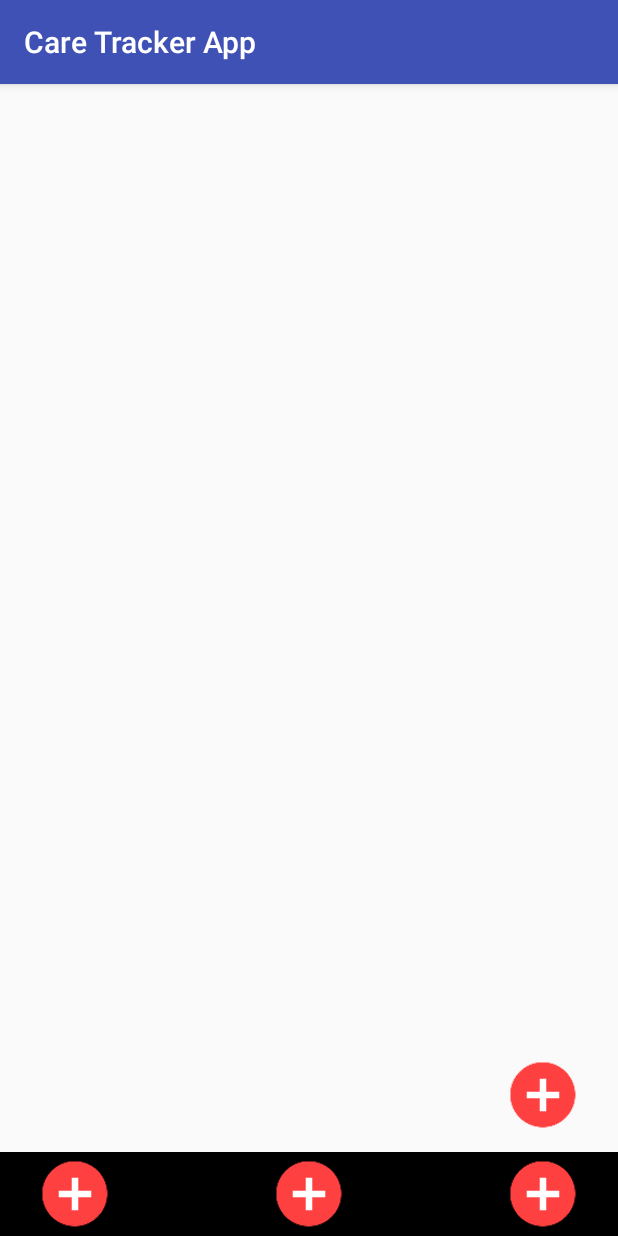
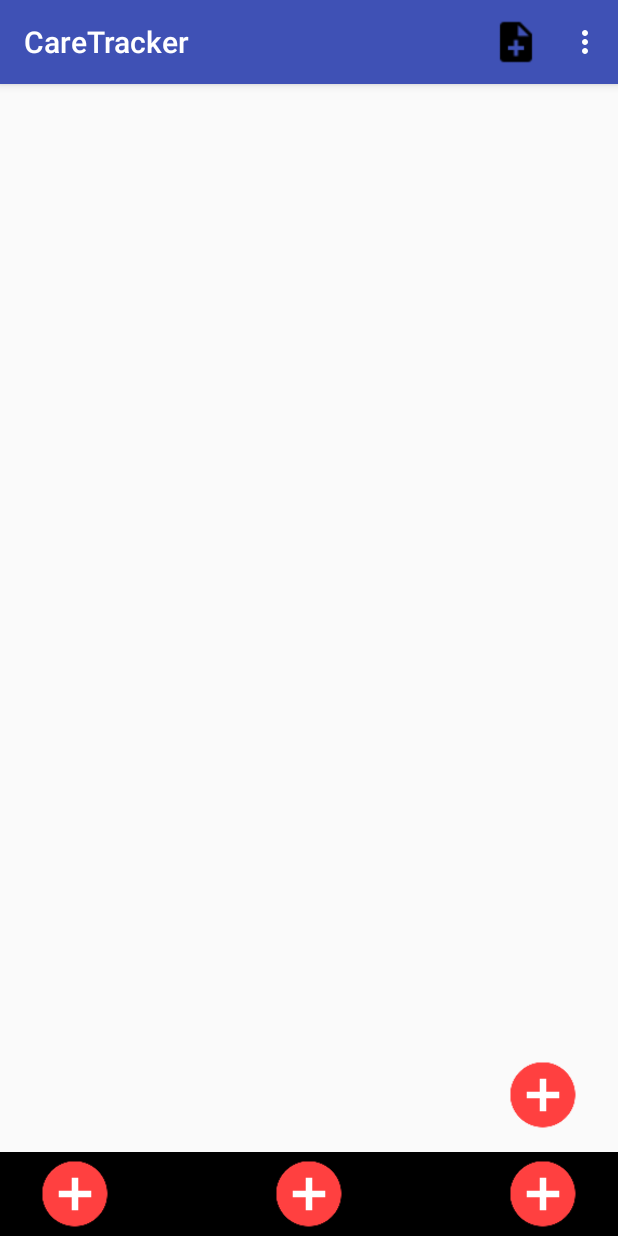
Before and after one commit to sarakv/CareTrackerApp, an Android app: the screen it shows after launch (MainActivity), on a phone screen of 412 x 824 dp. Run offline under Robolectric (Android 15) with nearby library versions, the phone set to English and light mode, and no system bars; libraries missing offline, so code that uses them is left out: com.google.api.client, com.google.api.services, com.jaredrummler.android, pub.devrel.easypermissions; 2 statements that could not run were skipped.

Commit message:
Added app bar

```diff
--- a/app/src/main/java/cs246/sara/caretrackerapp/Camera2.java
+++ b/app/src/main/java/cs246/sara/caretrackerapp/Camera2.java
@@ -23,6 +23,11 @@ public class Camera2 extends AppCompatActivity {
         imgPhoto = (ImageView) findViewById(R.id.photo);
     }
 
+    /**
+     * Takes a photo.
+     *
+     * @param v
+     */
     public void takePhoto(View v) {
         Toast.makeText(this, "clicked", Toast.LENGTH_LONG).show();
 
--- a/app/src/main/java/cs246/sara/caretrackerapp/MainActivity.java
+++ b/app/src/main/java/cs246/sara/caretrackerapp/MainActivity.java
@@ -18,6 +18,8 @@ import android.support.v7.app.AppCompatActivity;
 import android.os.Bundle;
 import android.util.TypedValue;
 import android.view.Gravity;
+import android.view.MenuInflater;
+import android.view.Menu;
 import android.view.View;
 import android.view.ViewGroup;
 import android.widget.Button;
@@ -76,6 +78,14 @@ public class MainActivity extends AppCompatActivity implements EasyPermissions.P
 
         init();
 
+    }
+
+    public boolean onCreateOptionsMenu(Menu menu) {
+        // Inflate the menu; this adds items to the action bar if it is present.
+
+        MenuInflater inflater = getMenuInflater();
+        inflater.inflate(R.menu.menu, menu);
+        return true;
     }
 
     /**
--- /dev/null
+++ b/app/src/main/res/menu/menu.xml
@@ -0,0 +1,17 @@
+<menu xmlns:android="http://schemas.android.com/apk/res/android"
+    xmlns:app="http://schemas.android.com/apk/res-auto">
+
+    <item android:id="@+id/action_addButton"
+    android:icon="@drawable/ic_note_add_black_24dp"
+    android:title="Add Activity"
+    app:showAsAction="always"/>
+
+    <item android:id="@+id/action_tutorial"
+    android:title="Tutorial"
+    app:showAsAction="never"/>
+
+    <item android:id="@+id/action_about"
+    android:title="About"
+        app:showAsAction="never"/>
+
+    </menu>
--- a/app/src/main/res/values/strings.xml
+++ b/app/src/main/res/values/strings.xml
@@ -1,5 +1,5 @@
 <resources>
-    <string name="app_name">Care Tracker App</string>
+    <string name="app_name">CareTracker</string>
     <string name="image_display">image display</string>
     <string name="take_a_picture">take a picture</string>
     <string name="server_client_id">148905310426-e3h28vqnj6nu4p6ig5gg060ed3l4p4mr.apps.googleusercontent.com</string>
```
Also changed, not shown: app/src/main/res/drawable/ic_note_add_black_24dp.png (added), app/src/main/res/drawable/ic_photo_camera_black_24dp.png (added), app/src/main/res/drawable/ic_receipt_black_24dp.png (added).
